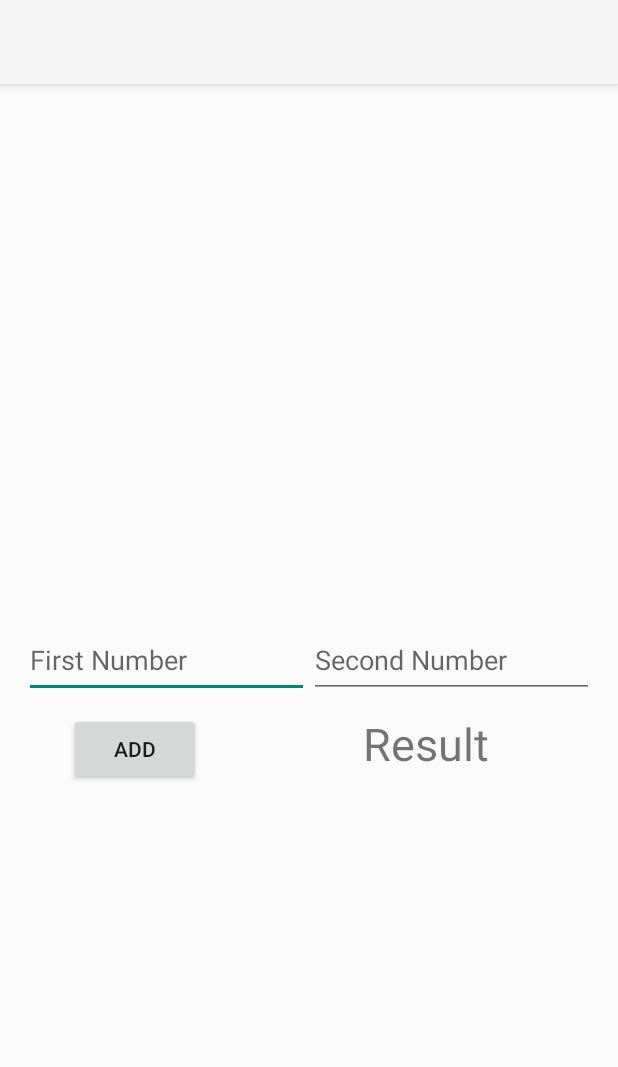
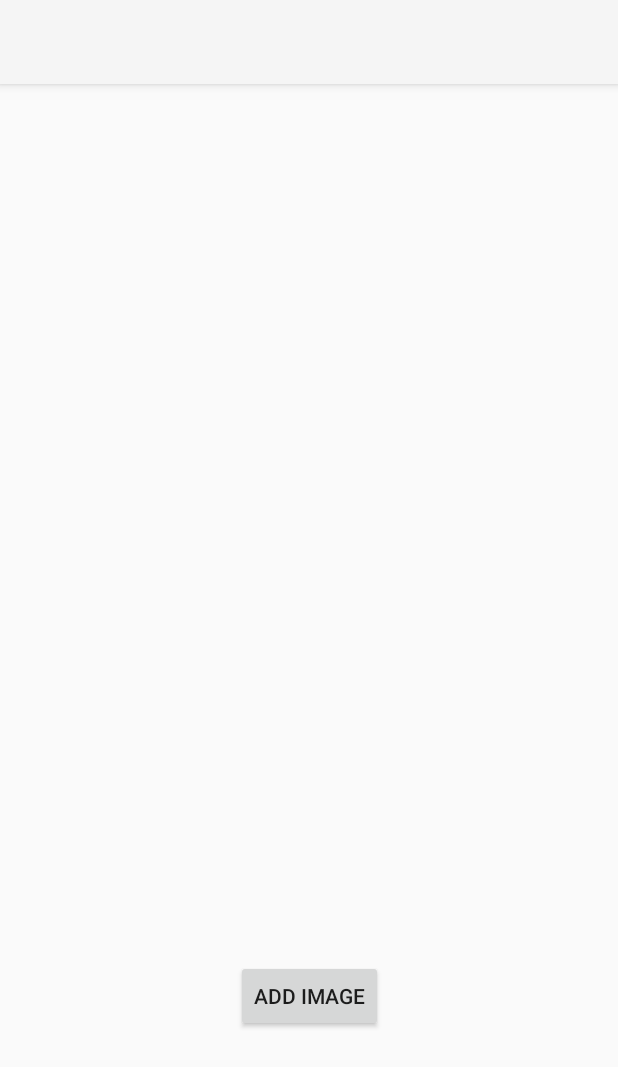
Before and after one commit to vickyemms/AndroidPractice, an Android app: the screen it shows after launch (MainActivity), on a phone screen of 412 x 824 dp. Shown: the top 1067 px of the screen. Run offline under Robolectric (Android 15) with nearby library versions, the phone set to English and light mode, and no system bars.

Commit message:
Add Image functionality

```diff
--- a/app/src/main/java/com/example/androidpractice/MainActivity.kt
+++ b/app/src/main/java/com/example/androidpractice/MainActivity.kt
@@ -3,30 +3,22 @@
 import androidx.appcompat.app.AppCompatActivity
 import android.os.Bundle
 import android.widget.Button
-import android.widget.EditText
-import android.widget.TextView
+import android.widget.ImageView
 
  class MainActivity : AppCompatActivity() {
 
-     private lateinit var etFirstNumber: EditText
-     private lateinit var etSecondNumber: EditText
-     private lateinit var btnAdd: Button
-     private lateinit var tvResult: TextView
+     private lateinit var btnImage: Button
+     private lateinit var ivImage: ImageView
 
     override fun onCreate(savedInstanceState: Bundle?) {
         super.onCreate(savedInstanceState)
         setContentView(R.layout.activity_main)
 
-        etFirstNumber = findViewById(R.id.etFirstNumber)
-        etSecondNumber = findViewById(R.id.etSecondNumber)
-        btnAdd = findViewById(R.id.btnAdd)
-        tvResult = findViewById(R.id.tvResult)
+        btnImage = findViewById(R.id.btnImage)
+        ivImage = findViewById(R.id.ivImage)
 
-        btnAdd.setOnClickListener{
-            var firstNumber = etFirstNumber.text.toString().toInt()
-            var secondNumber = etSecondNumber.text.toString().toInt()
-            var result = firstNumber + secondNumber
-            tvResult.text = result.toString()
+        btnImage.setOnClickListener{
+            ivImage.setImageResource(R.drawable.drawing)
         }
 
     }
--- a/app/src/main/res/layout/activity_main.xml
+++ b/app/src/main/res/layout/activity_main.xml
@@ -8,51 +8,25 @@
     android:padding="16dp"
     tools:context=".MainActivity">
 
-    <EditText
-        android:id="@+id/etFirstNumber"
-        android:layout_width="0dp"
-        android:layout_height="50dp"
-        android:ems="10"
-        android:hint="First Number"
-        android:inputType="number"
+    <ImageView
+        android:id="@+id/ivImage"
+        android:layout_width="match_parent"
+        android:layout_height="400dp"
+        android:scaleType="fitCenter"
         app:layout_constraintBottom_toBottomOf="parent"
-        app:layout_constraintEnd_toStartOf="@+id/etSecondNumber"
+        app:layout_constraintEnd_toEndOf="parent"
         app:layout_constraintHorizontal_bias="0.5"
         app:layout_constraintStart_toStartOf="parent"
         app:layout_constraintTop_toTopOf="parent"
         app:layout_constraintVertical_bias="0.5" />
 
-    <EditText
-        android:id="@+id/etSecondNumber"
-        android:layout_width="0dp"
-        android:layout_height="50dp"
-        android:ems="10"
-        android:hint="Second Number"
-        android:inputType="number"
-        app:layout_constraintBottom_toBottomOf="parent"
+    <Button
+        android:id="@+id/btnImage"
+        android:layout_width="wrap_content"
+        android:layout_height="wrap_content"
+        android:text="Add Image"
         app:layout_constraintEnd_toEndOf="parent"
         app:layout_constraintHorizontal_bias="0.5"
-        app:layout_constraintStart_toEndOf="@+id/etFirstNumber"
-        app:layout_constraintTop_toTopOf="parent" />
-
-    <Button
-        android:id="@+id/btnAdd"
-        android:layout_width="wrap_content"
-        android:layout_height="wrap_content"
-        android:layout_marginStart="30dp"
-        android:layout_marginTop="10dp"
-        android:text="Add"
         app:layout_constraintStart_toStartOf="parent"
-        app:layout_constraintTop_toBottomOf="@+id/etFirstNumber" />
-
-    <TextView
-        android:id="@+id/tvResult"
-        android:layout_width="wrap_content"
-        android:layout_height="wrap_content"
-        android:layout_marginTop="10dp"
-        android:layout_marginEnd="70dp"
-        android:text="Result"
-        android:textSize="30sp"
-        app:layout_constraintEnd_toEndOf="parent"
-        app:layout_constraintTop_toBottomOf="@+id/etSecondNumber" />
+        app:layout_constraintTop_toBottomOf="@+id/ivImage" />
 </androidx.constraintlayout.widget.ConstraintLayout>
```
Also changed, not shown: app/src/main/res/drawable/drawing.png (added).
